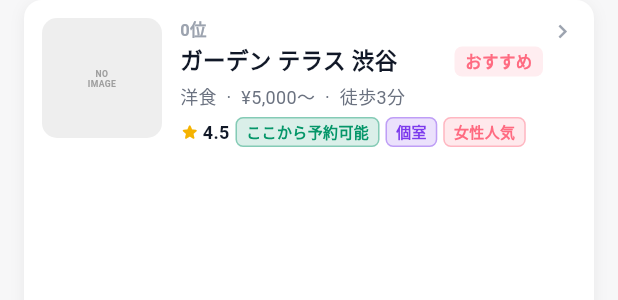
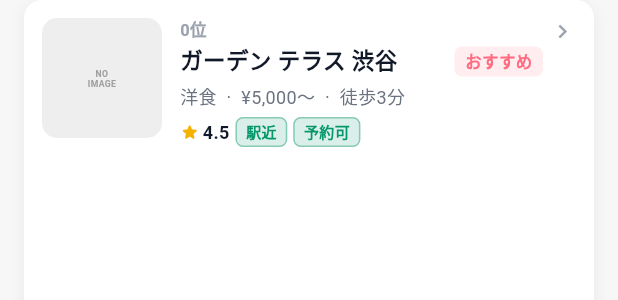
Before and after one commit to iwpbiksrlvt10490424-eng/mannaka, a Flutter app: the _CompactCard widget shown alone on an empty page, opened directly with empty values, on a phone screen of 412 x 824 dp. Shown: the top 300 px of the screen. Run offline on Flutter 3.47's test engine with Material 3 defaults, Android fonts, the phone set to English and light mode, and no system bars; our stand-ins replace app_links, cached_network_image, cloud_firestore, firebase_auth, firebase_core, flutter_map and 7 more; accounts and stored records are empty; generated files the repository leaves out were written again; network calls fail.

Commit message:
refactor(card): 店舗カードのラベルを事実ベースに絞り最大2つに
- Hero カード: 「ここから予約可能 · No.1」「おすすめ No.1」→「予約可」「おすすめ」
  並び順 1 位は表示順序で示すので「No.1」表記は重複表現として削除
- Compact カード: 「ここから予約可能」「個室」「女性人気」+ curationLabel(外さない/おしゃれ/穴場) を撤廃
  代わりに _FactBadges.build(r) で事実ベース最大 2 つに絞る（駅近 > 予約可 > 個室 > 高評価）
- Hero カードの ★4.0+ バッジ: 「おすすめ」→「高評価」（事実ベースへ）

主観ラベルはユーザーから見た判断基準が不明（何を根拠にどの店が「外さない」のか）。
事実ラベル（駅から N 分・予約可否・個室有無・★評価）は API から決定的に出る。
ラベル数を絞ると Hick's Law によって意思決定が速くなる。

Co-Authored-By: Claude Opus 4.7 (1M context) <noreply@anthropic.com>

```diff
--- a/lib/screens/results_screen.dart
+++ b/lib/screens/results_screen.dart
@@ -1103,9 +1103,7 @@ class _HeroCard extends StatelessWidget {
                             ),
                             const SizedBox(width: 4),
                             Text(
-                              r.isReservable
-                                  ? 'ここから予約可能 · No.1'
-                                  : 'おすすめ No.1',
+                              r.isReservable ? '予約可' : 'おすすめ',
                               style: TextStyle(
                                 fontSize: 11,
                                 fontWeight: FontWeight.w700,
@@ -1117,23 +1115,9 @@ class _HeroCard extends StatelessWidget {
                           ],
                         ),
                       ),
-                      if (scored.curationLabel.isNotEmpty)
-                        Container(
-                          padding: const EdgeInsets.symmetric(
-                              horizontal: 8, vertical: 3),
-                          decoration: BoxDecoration(
-                            color: Colors.grey.shade100,
-                            borderRadius: BorderRadius.circular(6),
-                          ),
-                          child: Text(
-                            scored.curationLabel,
-                            style: const TextStyle(
-                              fontSize: 11,
-                              fontWeight: FontWeight.w600,
-                              color: AppColors.textSecondary,
-                            ),
-                          ),
-                        ),
+                      // 「外さない」「おしゃれ」「穴場」等の主観ラベル（curationLabel）は
+                      // UX critique を受けて削除。ラベルは事実ベース（駅近・予約可・個室）に絞る。
+                      // 並び順 1 位は表示順序で示すので「No.1」表記は重複表現として削除。
                     ],
                   ),
                   const SizedBox(height: 10),
@@ -1215,7 +1199,7 @@ class _HeroCard extends StatelessWidget {
                             color: AppColors.primary.withValues(alpha: 0.12),
                             borderRadius: BorderRadius.circular(5),
                           ),
-                          child: const Text('おすすめ',
+                          child: const Text('高評価',
                               style: TextStyle(
                                   fontSize: 11,
                                   fontWeight: FontWeight.w700,
@@ -1552,18 +1536,11 @@ class _CompactCard extends StatelessWidget {
                                     color: AppColors.textPrimary)),
                           ],
                         ),
-                      if (r.isReservable)
-                        _SmallBadge('ここから予約可能', AppColors.success),
-                      if (r.hasPrivateRoom)
-                        _SmallBadge('個室', const Color(0xFF7C3AED)),
-                      if (r.isFemalePopular)
-                        _SmallBadge('女性人気', AppColors.primary),
-                      if (scored.curationLabel.isNotEmpty &&
-                          !r.isReservable &&
-                          !r.hasPrivateRoom &&
-                          !r.isFemalePopular)
-                        _SmallBadge(
-                            scored.curationLabel, AppColors.textSecondary),
+                      // ラベルは事実ベースに絞り、最大 2 つまで表示。
+                      // 優先順: 駅近(<=5分) > 予約可 > 個室 > 高評価。
+                      // 「女性人気」「外さない」「おしゃれ」「穴場」等の主観ラベルは
+                      // UX critique を受けて削除（判断コストを下げる）。
+                      ..._FactBadges.build(r),
                     ],
                   ),
                 ],
@@ -1599,6 +1576,30 @@ class _SmallBadge extends StatelessWidget {
           style: TextStyle(
               fontSize: 10, fontWeight: FontWeight.w600, color: color)),
     );
+  }
+}
+
+// ─── 事実ベースの店舗ラベル生成（最大2つ） ─────────────────────────────────────
+
+/// 店舗カードの右上に出すラベルは事実ベース（駅近・予約可・個室・高評価）に絞る。
+/// 主観ラベル（外さない・おしゃれ・穴場・女性人気）は UX critique を受けて削除。
+/// 表示件数は最大 2 つ — 多すぎると判断コストが上がる（Hick's Law）。
+class _FactBadges {
+  static List<Widget> build(Restaurant r) {
+    final badges = <Widget>[];
+    if (r.distanceMinutes <= 5) {
+      badges.add(_SmallBadge('駅近', AppColors.success));
+    }
+    if (r.isReservable && badges.length < 2) {
+      badges.add(_SmallBadge('予約可', AppColors.success));
+    }
+    if (r.hasPrivateRoom && badges.length < 2) {
+      badges.add(_SmallBadge('個室', const Color(0xFF7C3AED)));
+    }
+    if ((r.rating ?? 0) >= 4.0 && badges.length < 2) {
+      badges.add(_SmallBadge('高評価', AppColors.primary));
+    }
+    return badges;
   }
 }
 
```
